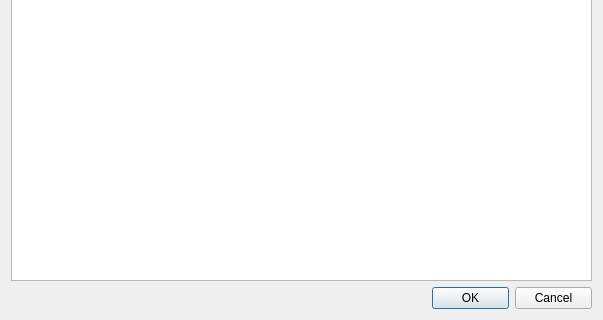
GPUOpen-Tools/radeon_gpu_analyzer, file RadeonGPUAnalyzerGUI/ui/rgTargetGpusDialog.ui: the form before one commit; both pictures show x 0 to 603 and y 147 to 467 of the 603 by 467 pixel window.
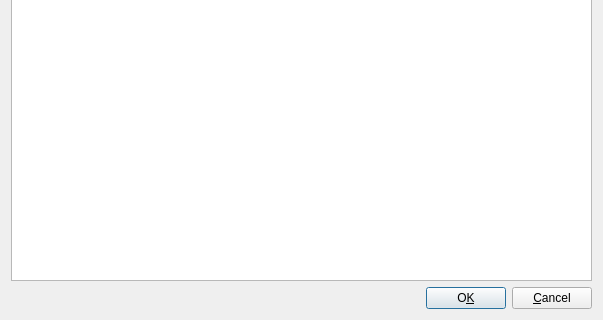
The form after the commit.

```diff
--- a/RadeonGPUAnalyzerGUI/ui/rgTargetGpusDialog.ui
+++ b/RadeonGPUAnalyzerGUI/ui/rgTargetGpusDialog.ui
@@ -80,50 +80,42 @@
        </attribute>
       </widget>
      </item>
-     <item>
+    </layout>
+   </item>
+   <item row="1" column="0">
       <layout class="QHBoxLayout" name="horizontalLayout">
        <item>
         <spacer name="horizontalSpacer">
          <property name="orientation">
           <enum>Qt::Horizontal</enum>
          </property>
-         <property name="sizeType">
-          <enum>QSizePolicy::Expanding</enum>
-         </property>
          <property name="sizeHint" stdset="0">
           <size>
-           <width>200</width>
+         <width>40</width>
            <height>20</height>
           </size>
          </property>
         </spacer>
        </item>
        <item>
-        <widget class="QDialogButtonBox" name="buttonBox">
-         <property name="sizePolicy">
-          <sizepolicy hsizetype="Minimum" vsizetype="Fixed">
-           <horstretch>0</horstretch>
-           <verstretch>0</verstretch>
-          </sizepolicy>
-         </property>
-         <property name="maximumSize">
-          <size>
-           <width>160</width>
-           <height>16777215</height>
-          </size>
-         </property>
+      <widget class="QPushButton" name="OkPushButton">
          <property name="cursor">
           <cursorShape>PointingHandCursor</cursorShape>
          </property>
-         <property name="orientation">
-          <enum>Qt::Horizontal</enum>
-         </property>
-         <property name="standardButtons">
-          <set>QDialogButtonBox::Cancel|QDialogButtonBox::Ok</set>
+       <property name="text">
+        <string>O&amp;K</string>
          </property>
         </widget>
        </item>
-      </layout>
+     <item>
+      <widget class="QPushButton" name="cancelPushButton">
+       <property name="cursor">
+        <cursorShape>PointingHandCursor</cursorShape>
+       </property>
+       <property name="text">
+        <string>&amp;Cancel</string>
+       </property>
+      </widget>
      </item>
     </layout>
    </item>
```
Left out of the diff: 34 changed lines with no effect on the pictures. Lines whose indentation alone changed are shown as unchanged.
